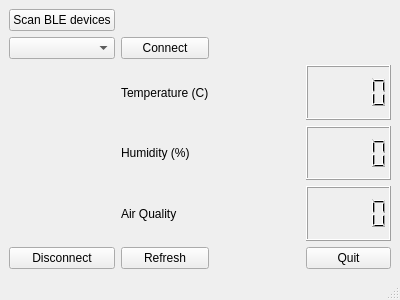
cesardaniel92/SmartHomeSystem, file SpringDemo/demoGUI.ui: the form before one commit.
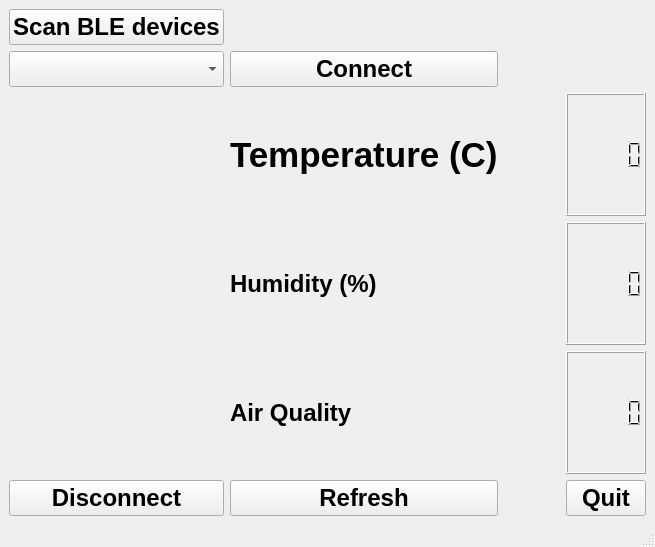
The form after the commit.

Commit message: larger and bold text

```diff
--- a/SpringDemo/demoGUI.ui
+++ b/SpringDemo/demoGUI.ui
@@ -6,8 +6,8 @@
    <rect>
     <x>0</x>
     <y>0</y>
-    <width>400</width>
-    <height>300</height>
+    <width>655</width>
+    <height>547</height>
    </rect>
   </property>
   <property name="windowTitle">
@@ -17,6 +17,13 @@
    <layout class="QGridLayout" name="gridLayout">
     <item row="4" column="1">
      <widget class="QLabel" name="airQualityLabel">
+      <property name="font">
+       <font>
+        <pointsize>18</pointsize>
+        <weight>75</weight>
+        <bold>true</bold>
+       </font>
+      </property>
       <property name="text">
        <string>Air Quality</string>
       </property>
@@ -24,6 +31,13 @@
     </item>
     <item row="0" column="0">
      <widget class="QPushButton" name="scanButton">
+      <property name="font">
+       <font>
+        <pointsize>18</pointsize>
+        <weight>75</weight>
+        <bold>true</bold>
+       </font>
+      </property>
       <property name="text">
        <string>Scan BLE devices</string>
       </property>
@@ -31,22 +45,60 @@
     </item>
     <item row="5" column="0">
      <widget class="QPushButton" name="disconnectButton">
+      <property name="font">
+       <font>
+        <pointsize>18</pointsize>
+        <weight>75</weight>
+        <bold>true</bold>
+       </font>
+      </property>
       <property name="text">
        <string>Disconnect</string>
       </property>
      </widget>
     </item>
     <item row="3" column="3">
-     <widget class="QLCDNumber" name="humidityLCD"/>
+     <widget class="QLCDNumber" name="humidityLCD">
+      <property name="font">
+       <font>
+        <pointsize>18</pointsize>
+        <weight>75</weight>
+        <bold>true</bold>
+       </font>
+      </property>
+     </widget>
     </item>
     <item row="2" column="3">
-     <widget class="QLCDNumber" name="tempLCD"/>
+     <widget class="QLCDNumber" name="tempLCD">
+      <property name="font">
+       <font>
+        <pointsize>18</pointsize>
+        <weight>75</weight>
+        <bold>true</bold>
+       </font>
+      </property>
+     </widget>
     </item>
     <item row="4" column="3">
-     <widget class="QLCDNumber" name="airqualityLCD"/>
+     <widget class="QLCDNumber" name="airqualityLCD">
+      <property name="font">
+       <font>
+        <pointsize>18</pointsize>
+        <weight>75</weight>
+        <bold>true</bold>
+       </font>
+      </property>
+     </widget>
     </item>
     <item row="2" column="1">
      <widget class="QLabel" name="tempLabel">
+      <property name="font">
+       <font>
+        <pointsize>26</pointsize>
+        <weight>75</weight>
+        <bold>true</bold>
+       </font>
+      </property>
       <property name="text">
        <string>Temperature (C)</string>
       </property>
@@ -54,16 +106,38 @@
     </item>
     <item row="3" column="1">
      <widget class="QLabel" name="humidityLabel">
+      <property name="font">
+       <font>
+        <pointsize>18</pointsize>
+        <weight>75</weight>
+        <bold>true</bold>
+       </font>
+      </property>
       <property name="text">
        <string>Humidity (%)</string>
       </property>
      </widget>
     </item>
     <item row="1" column="0">
-     <widget class="QComboBox" name="devicesBox"/>
+     <widget class="QComboBox" name="devicesBox">
+      <property name="font">
+       <font>
+        <pointsize>18</pointsize>
+        <weight>75</weight>
+        <bold>true</bold>
+       </font>
+      </property>
+     </widget>
     </item>
     <item row="1" column="1">
      <widget class="QPushButton" name="connectButton">
+      <property name="font">
+       <font>
+        <pointsize>18</pointsize>
+        <weight>75</weight>
+        <bold>true</bold>
+       </font>
+      </property>
       <property name="text">
        <string>Connect</string>
       </property>
@@ -71,6 +145,13 @@
     </item>
     <item row="0" column="2" colspan="2">
      <widget class="QLabel" name="infoText">
+      <property name="font">
+       <font>
+        <pointsize>18</pointsize>
+        <weight>75</weight>
+        <bold>true</bold>
+       </font>
+      </property>
       <property name="text">
        <string/>
       </property>
@@ -78,6 +159,13 @@
     </item>
     <item row="5" column="1">
      <widget class="QPushButton" name="refreshButton">
+      <property name="font">
+       <font>
+        <pointsize>18</pointsize>
+        <weight>75</weight>
+        <bold>true</bold>
+       </font>
+      </property>
       <property name="text">
        <string>Refresh</string>
       </property>
@@ -85,6 +173,13 @@
     </item>
     <item row="5" column="3">
      <widget class="QPushButton" name="quitButton">
+      <property name="font">
+       <font>
+        <pointsize>18</pointsize>
+        <weight>75</weight>
+        <bold>true</bold>
+       </font>
+      </property>
       <property name="text">
        <string>Quit</string>
       </property>
```
Left out of the diff: 2 changed lines with no effect on the pictures. The commit also changes 1 other file.
